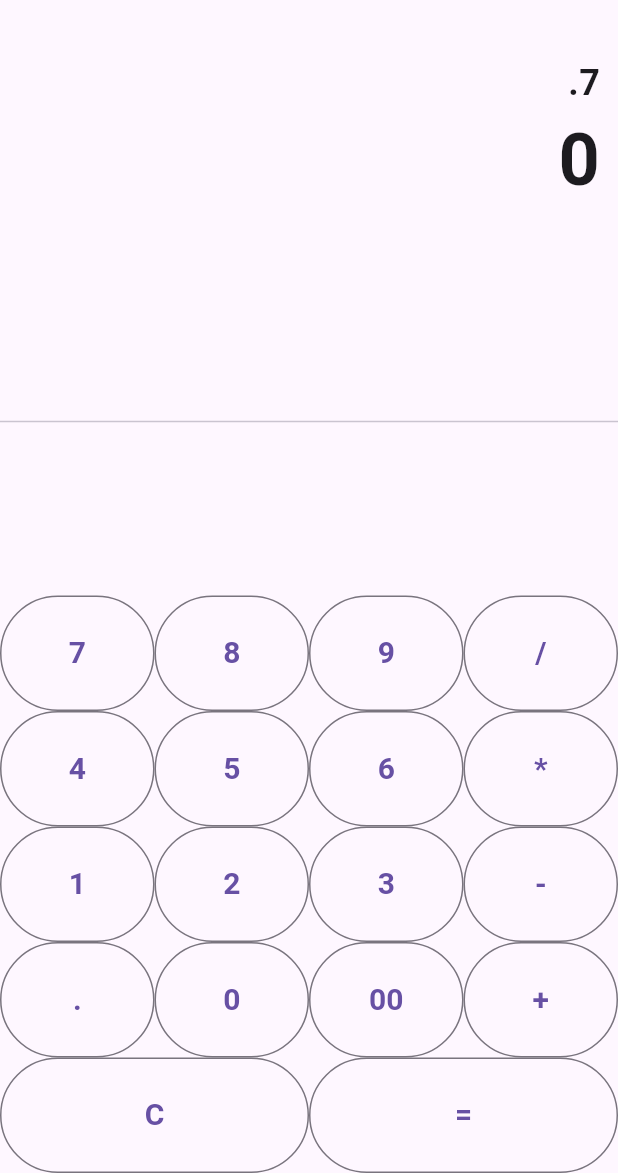
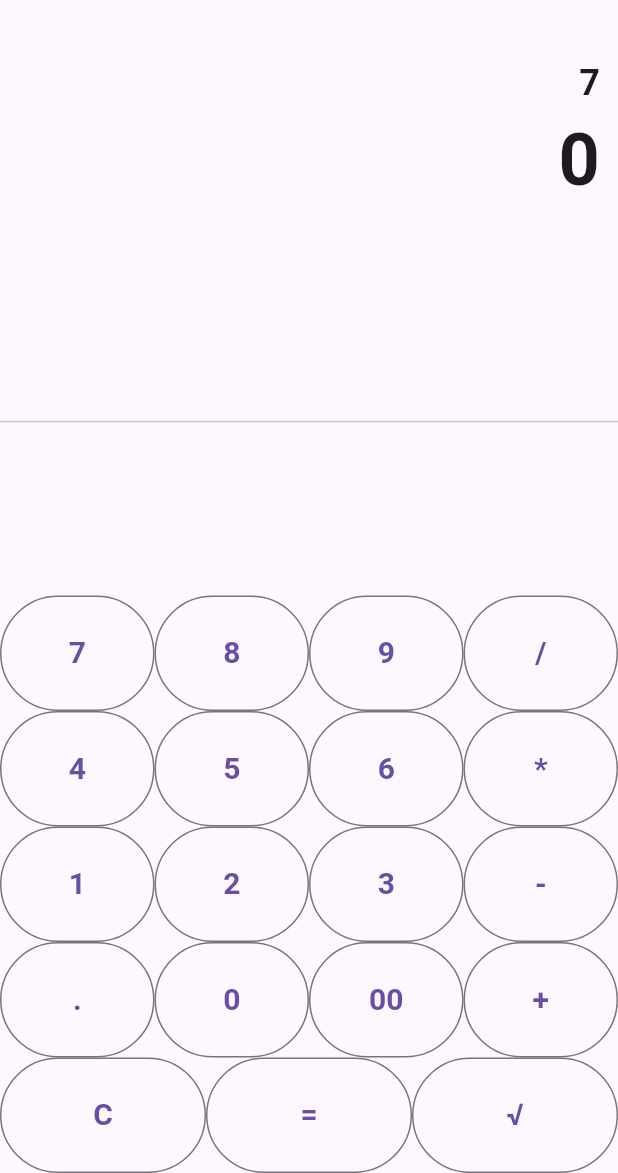
Before and after one commit to tymitchell14/flutter-calculator, a Flutter app: the screen it shows after launch, after a tap on an icon or button, on a phone screen of 412 x 824 dp, the part 63-1236 px from its top. Run offline on Flutter 3.47's test engine with Material 3 defaults, Android fonts, the phone set to English and light mode, and no system bars; missing offline and left inert: expressions.

Commit message:
Added square button to the calculator app

```diff
--- a/lib/main.dart
+++ b/lib/main.dart
@@ -1,5 +1,6 @@
 import 'package:flutter/material.dart';
 import 'package:expressions/expressions.dart';
+import 'dart:math';
 
 void main() => runApp(CalculatorApp());
 
@@ -40,6 +41,15 @@ class _CalculatorHomePageState extends State<CalculatorHomePage> {
             final result = evaluator.eval(expression, {});
             _result = result.toString();
           }
+        } catch (e) {
+          _result = "Error";
+        }
+      } else if (buttonText == "√") {
+        try {
+          final expression = Expression.parse(_expression);
+          final evaluator = const ExpressionEvaluator();
+          final result = evaluator.eval(expression, {});
+          _result = sqrt(result).toString();
         } catch (e) {
           _result = "Error";
         }
@@ -130,6 +140,7 @@ class _CalculatorHomePageState extends State<CalculatorHomePage> {
                 children: [
                   _buildButton("C"),
                   _buildButton("="),
+                  _buildButton("√"),
                 ],
               ),
             ],
```
Also changed, not shown: 3 other files.
